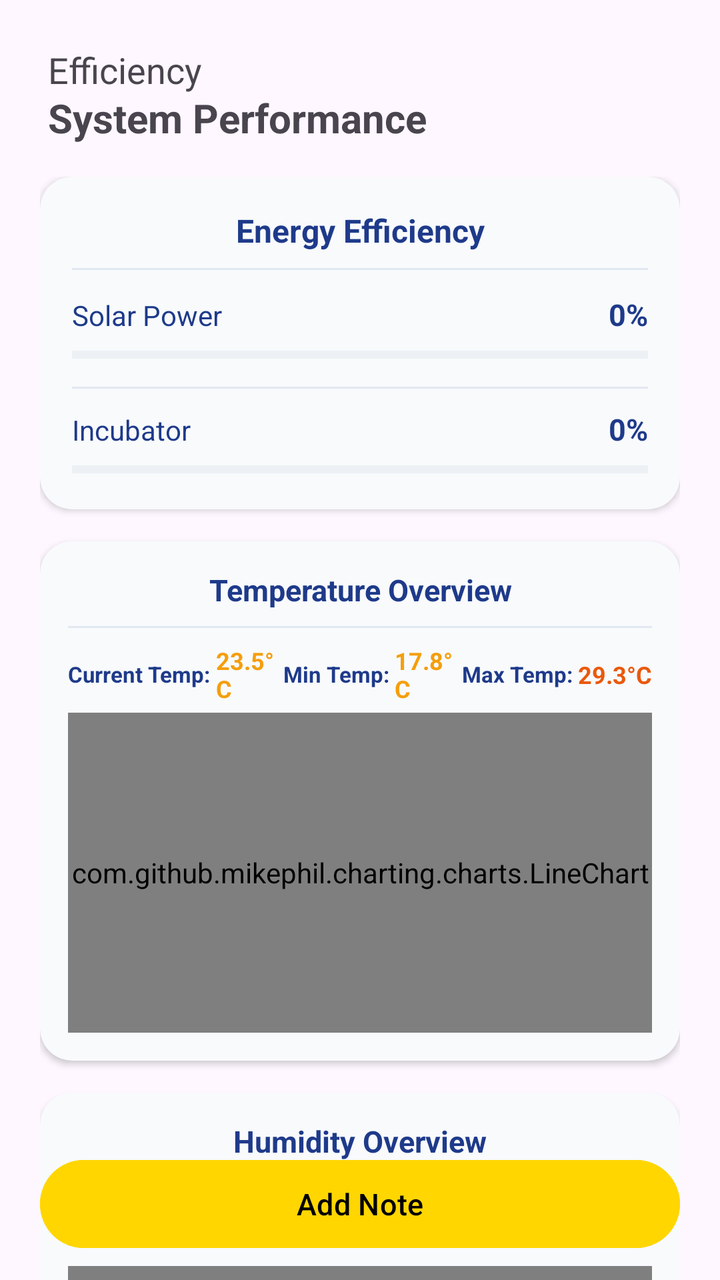
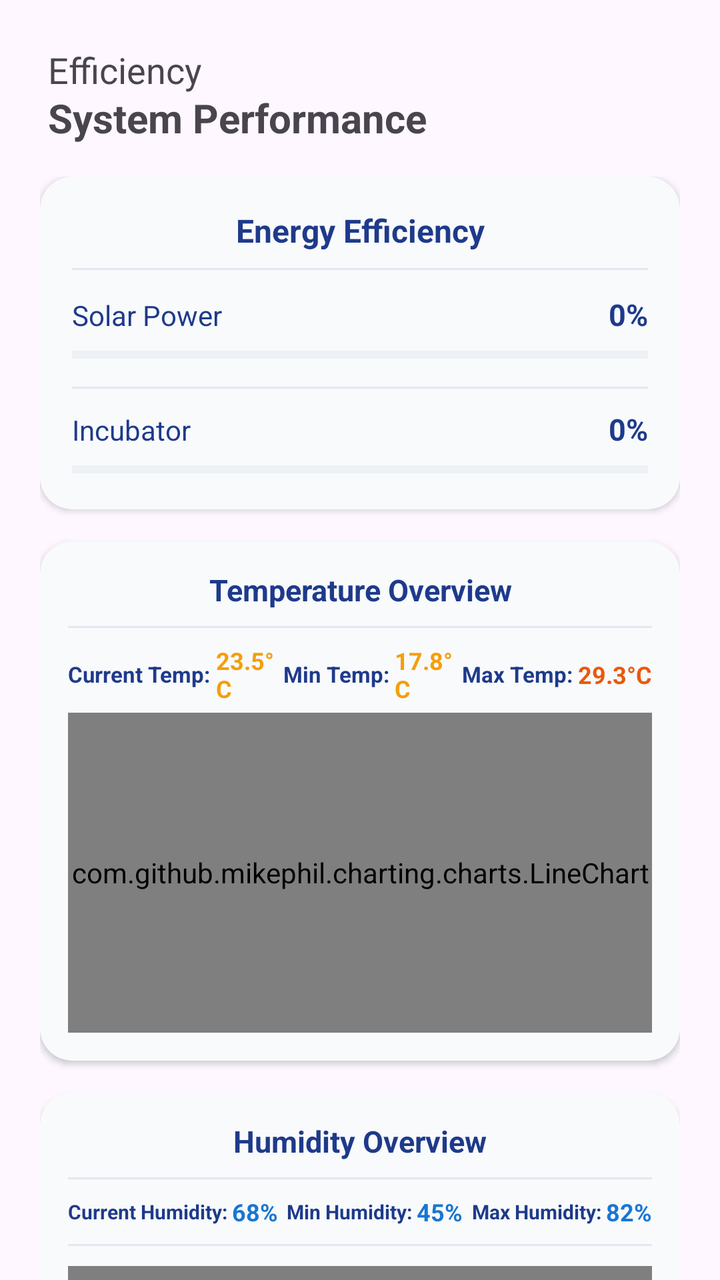

An Android layout rendered at two revisions. The XML below is the earlier revision; the diff shows what the commit changed to produce the second picture.
<!-- AndroidManifest.xml: application theme Theme.ApplicationLayerSoftwareFrameworkforSolarPoweredIoTSystems -->
<!-- res/layout/fragment_efficiency.xml -->
<?xml version="1.0" encoding="utf-8"?>
<FrameLayout xmlns:android="http://schemas.android.com/apk/res/android"
    xmlns:tools="http://schemas.android.com/tools"
    android:layout_width="match_parent"
    android:layout_height="match_parent"
    xmlns:app="http://schemas.android.com/apk/res-auto"
    tools:context=".efficiency">

    <androidx.core.widget.NestedScrollView
        android:layout_width="match_parent"
        android:layout_height="match_parent"
        android:fillViewport="true">


        <androidx.constraintlayout.widget.ConstraintLayout
            android:layout_width="match_parent"
            android:layout_height="match_parent">

            <TextView
                android:layout_width="wrap_content"
                android:layout_height="wrap_content"
                android:layout_marginStart="24dp"
                android:text="@string/efficiency_heading"
                android:textSize="18sp"
                app:layout_constraintBottom_toBottomOf="parent"
                app:layout_constraintStart_toStartOf="parent"
                app:layout_constraintTop_toTopOf="parent"
                app:layout_constraintVertical_bias="0.037" />

            <TextView
                android:id="@+id/eff_subheading"
                android:layout_width="wrap_content"
                android:layout_height="wrap_content"
                android:layout_marginStart="24dp"
                android:text="@string/efficiency_subheading"
                android:textSize="20sp"
                android:textStyle="bold"
                app:layout_constraintBottom_toBottomOf="parent"
                app:layout_constraintStart_toStartOf="parent"
                app:layout_constraintTop_toTopOf="parent"
                app:layout_constraintVertical_bias="0.074" />

            <FrameLayout
                android:id="@+id/usage_container"
                android:layout_width="0dp"
                android:layout_height="0dp"
                android:layout_marginTop="16dp"
                app:layout_constraintBottom_toBottomOf="parent"
                app:layout_constraintEnd_toEndOf="parent"
                app:layout_constraintHorizontal_bias="0.0"
                app:layout_constraintStart_toStartOf="parent"
                app:layout_constraintTop_toBottomOf="@id/eff_subheading"
                app:layout_constraintVertical_bias="0.0">

                <androidx.core.widget.NestedScrollView
                    android:layout_width="match_parent"
                    android:layout_height="match_parent"
                    android:clipToPadding="false"
                    android:paddingBottom="84dp">

                    <LinearLayout
                        android:layout_width="match_parent"
                        android:layout_height="wrap_content"
                        android:orientation="vertical"
                        android:paddingStart="20dp"
                        android:paddingEnd="20dp"
                        android:paddingBottom="16dp">

                        
                        <androidx.cardview.widget.CardView
                            android:layout_width="match_parent"
                            android:layout_height="wrap_content"
                            android:layout_marginBottom="16dp"
                            app:cardBackgroundColor="#F8FAFC"
                            app:cardCornerRadius="16dp"
                            app:cardElevation="2dp">

                            <LinearLayout
                                android:layout_width="match_parent"
                                android:layout_height="wrap_content"
                                android:orientation="vertical"
                                android:padding="16dp">

                                <TextView
                                    android:layout_width="match_parent"
                                    android:layout_height="wrap_content"
                                    android:gravity="center"
                                    android:text="Energy Efficiency"
                                    android:textColor="#1E3A8A"
                                    android:textSize="16sp"
                                    android:textStyle="bold" />

                                <View
                                    android:layout_width="match_parent"
                                    android:layout_height="1dp"
                                    android:layout_marginTop="8dp"
                                    android:layout_marginBottom="12dp"
                                    android:background="#E2E8F0" />

                                
                                <LinearLayout
                                    android:layout_width="match_parent"
                                    android:layout_height="wrap_content"
                                    android:orientation="horizontal">

                                    <TextView
                                        android:layout_width="0dp"
                                        android:layout_height="wrap_content"
                                        android:layout_weight="1"
                                        android:text="Solar Power"
                                        android:textColor="#1E3A8A"
                                        android:textSize="14sp" />

                                    <TextView
                                        android:id="@+id/tvSolarPowerValue"
                                        android:layout_width="wrap_content"
                                        android:layout_height="wrap_content"
                                        android:text="0%"
                                        android:textColor="#1E3A8A"
                                        android:textSize="15sp"
                                        android:textStyle="bold" />
                                </LinearLayout>

                                <ProgressBar
                                    android:id="@+id/pbSolarPower"
                                    style="?android:attr/progressBarStyleHorizontal"
                                    android:layout_width="match_parent"
                                    android:layout_height="8dp"
                                    android:layout_marginTop="6dp"
                                    android:layout_marginBottom="12dp"
                                    android:max="100"
                                    android:progress="0"
                                    android:progressBackgroundTint="#CBD5E1"
                                    android:progressTint="#F59E0B" />

                                <View
                                    android:layout_width="match_parent"
                                    android:layout_height="1dp"
                                    android:layout_marginBottom="10dp"
                                    android:background="#E2E8F0" />

                                
                                <LinearLayout
                                    android:layout_width="match_parent"
                                    android:layout_height="wrap_content"
                                    android:orientation="horizontal">

                                    <TextView
                                        android:layout_width="0dp"
                                        android:layout_height="wrap_content"
                                        android:layout_weight="1"
                                        android:text="Incubator"
                                        android:textColor="#1E3A8A"
                                        android:textSize="14sp" />

                                    <TextView
                                        android:id="@+id/tvIncubatorValue"
                                        android:layout_width="wrap_content"
                                        android:layout_height="wrap_content"
                                        android:text="0%"
                                        android:textColor="#1E3A8A"
                                        android:textSize="15sp"
                                        android:textStyle="bold" />
                                </LinearLayout>

                                <ProgressBar
                                    android:id="@+id/pbIncubator"
                                    style="?android:attr/progressBarStyleHorizontal"
                                    android:layout_width="match_parent"
                                    android:layout_height="8dp"
                                    android:layout_marginTop="6dp"
                                    android:max="100"
                                    android:progress="0"
                                    android:progressBackgroundTint="#CBD5E1"
                                    android:progressTint="#4CAF50" />

                            </LinearLayout>
                        </androidx.cardview.widget.CardView>

                        
                        <androidx.cardview.widget.CardView
                            android:layout_width="match_parent"
                            android:layout_height="wrap_content"
                            android:layout_marginBottom="16dp"
                            app:cardBackgroundColor="#F8FAFC"
                            app:cardCornerRadius="16dp"
                            app:cardElevation="2dp">

                            <LinearLayout
                                android:layout_width="match_parent"
                                android:layout_height="wrap_content"
                                android:orientation="vertical"
                                android:padding="14dp">

                                <TextView
                                    android:layout_width="match_parent"
                                    android:layout_height="wrap_content"
                                    android:gravity="center"
                                    android:text="Temperature Overview"
                                    android:textColor="#1E3A8A"
                                    android:textSize="15sp"
                                    android:textStyle="bold" />

                                <View
                                    android:layout_width="match_parent"
                                    android:layout_height="1dp"
                                    android:layout_marginTop="8dp"
                                    android:layout_marginBottom="8dp"
                                    android:background="#E2E8F0" />

                                
                                <LinearLayout
                                    android:layout_width="match_parent"
                                    android:layout_height="wrap_content"
                                    android:gravity="center_vertical"
                                    android:orientation="horizontal">

                                    <TextView
                                        android:layout_width="wrap_content"
                                        android:layout_height="wrap_content"
                                        android:text="Current Temp: "
                                        android:textColor="#1E3A8A"
                                        android:textSize="11sp"
                                        android:textStyle="bold" />

                                    <TextView
                                        android:id="@+id/tvCurrentTemp"
                                        android:layout_width="0dp"
                                        android:layout_height="wrap_content"
                                        android:layout_weight="1"
                                        android:text="23.5°C"
                                        android:textColor="#F59E0B"
                                        android:textSize="12sp"
                                        android:textStyle="bold" />

                                    <TextView
                                        android:layout_width="wrap_content"
                                        android:layout_height="wrap_content"
                                        android:text="Min Temp: "
                                        android:textColor="#1E3A8A"
                                        android:textSize="11sp"
                                        android:textStyle="bold" />

                                    <TextView
                                        android:id="@+id/tvMinTemp"
                                        android:layout_width="0dp"
                                        android:layout_height="wrap_content"
                                        android:layout_weight="1"
                                        android:text="17.8°C"
                                        android:textColor="#F59E0B"
                                        android:textSize="12sp"
                                        android:textStyle="bold" />

                                    <TextView
                                        android:layout_width="wrap_content"
                                        android:layout_height="wrap_content"
                                        android:text="Max Temp: "
                                        android:textColor="#1E3A8A"
                                        android:textSize="11sp"
                                        android:textStyle="bold" />

                                    <TextView
                                        android:id="@+id/tvMaxTemp"
                                        android:layout_width="wrap_content"
                                        android:layout_height="wrap_content"
                                        android:text="29.3°C"
                                        android:textColor="#EA580C"
                                        android:textSize="12sp"
                                        android:textStyle="bold" />
                                </LinearLayout>

                                <com.github.mikephil.charting.charts.LineChart
                                    android:id="@+id/temperatureChart"
                                    android:layout_width="match_parent"
                                    android:layout_height="160dp"
                                    android:layout_marginTop="4dp" />

                            </LinearLayout>
                        </androidx.cardview.widget.CardView>

                        
                        <androidx.cardview.widget.CardView
                            android:layout_width="match_parent"
                            android:layout_height="wrap_content"
                            app:cardBackgroundColor="#F8FAFC"
                            app:cardCornerRadius="16dp"
                            app:cardElevation="2dp">

                            <LinearLayout
                                android:layout_width="match_parent"
                                android:layout_height="wrap_content"
                                android:orientation="vertical"
                                android:padding="14dp">

                                <TextView
                                    android:layout_width="match_parent"
                                    android:layout_height="wrap_content"
                                    android:gravity="center"
                                    android:text="Humidity Overview"
                                    android:textColor="#1E3A8A"
                                    android:textSize="15sp"
                                    android:textStyle="bold" />

                                <View
                                    android:layout_width="match_parent"
                                    android:layout_height="1dp"
                                    android:layout_marginTop="8dp"
                                    android:layout_marginBottom="8dp"
                                    android:background="#E2E8F0" />

                                
                                <LinearLayout
                                    android:layout_width="match_parent"
                                    android:layout_height="wrap_content"
                                    android:gravity="center_vertical"
                                    android:orientation="horizontal">

                                    <TextView
                                        android:layout_width="wrap_content"
                                        android:layout_height="wrap_content"
                                        android:text="Current Humidity: "
                                        android:textColor="#1E3A8A"
                                        android:textSize="10sp"
                                        android:textStyle="bold" />

                                    <TextView
                                        android:id="@+id/tvCurrentHumidity"
                                        android:layout_width="0dp"
                                        android:layout_height="wrap_content"
                                        android:layout_weight="1"
                                        android:text="68%"
                                        android:textColor="#1976D2"
                                        android:textSize="12sp"
                                        android:textStyle="bold" />

                                    <TextView
                                        android:layout_width="wrap_content"
                                        android:layout_height="wrap_content"
                                        android:text="Min Humidity: "
                                        android:textColor="#1E3A8A"
                                        android:textSize="10sp"
                                        android:textStyle="bold" />

                                    <TextView
                                        android:id="@+id/tvMinHumidity"
                                        android:layout_width="0dp"
                                        android:layout_height="wrap_content"
                                        android:layout_weight="1"
                                        android:text="45%"
                                        android:textColor="#1976D2"
                                        android:textSize="12sp"
                                        android:textStyle="bold" />

                                    <TextView
                                        android:layout_width="wrap_content"
                                        android:layout_height="wrap_content"
                                        android:text="Max Humidity: "
                                        android:textColor="#1E3A8A"
                                        android:textSize="10sp"
                                        android:textStyle="bold" />

                                    <TextView
                                        android:id="@+id/tvMaxHumidity"
                                        android:layout_width="wrap_content"
                                        android:layout_height="wrap_content"
                                        android:text="82%"
                                        android:textColor="#1976D2"
                                        android:textSize="12sp"
                                        android:textStyle="bold" />
                                </LinearLayout>

                                <View
                                    android:layout_width="match_parent"
                                    android:layout_height="1dp"
                                    android:layout_marginTop="8dp"
                                    android:layout_marginBottom="6dp"
                                    android:background="#E2E8F0" />

                                <com.github.mikephil.charting.charts.LineChart
                                    android:id="@+id/humidityChart"
                                    android:layout_width="match_parent"
                                    android:layout_height="160dp"
                                    android:layout_marginTop="4dp" />

                            </LinearLayout>
                        </androidx.cardview.widget.CardView>

                    </LinearLayout>
                </androidx.core.widget.NestedScrollView>

                <Button
                    android:id="@+id/btnAddNote"
                    android:layout_width="match_parent"
                    android:layout_height="52dp"
                    android:layout_gravity="bottom"
                    android:layout_marginStart="20dp"
                    android:layout_marginEnd="20dp"
                    android:layout_marginBottom="12dp"
                    android:backgroundTint="#FFD600"
                    android:text="Add Note"
                    android:textAllCaps="false"
                    android:textColor="#000000"
                    android:textSize="15sp" />

            </FrameLayout>

        </androidx.constraintlayout.widget.ConstraintLayout>


    </androidx.core.widget.NestedScrollView>

</FrameLayout>
<!-- resources referenced by this layout -->
<resources>
  <string name="efficiency_heading">Efficiency</string>
  <string name="efficiency_subheading">System Performance</string>
  <style name="Theme.ApplicationLayerSoftwareFrameworkforSolarPoweredIoTSystems" parent="Base.Theme.ApplicationLayerSoftwareFrameworkforSolarPoweredIoTSystems" />
  <style name="Base.Theme.ApplicationLayerSoftwareFrameworkforSolarPoweredIoTSystems" parent="Theme.Material3.DayNight.NoActionBar">
          
          
      </style>
</resources>

<!-- the commit's change to res/layout/fragment_efficiency.xml (unified diff, before → after) -->
@@ -388,20 +388,6 @@
                     </LinearLayout>
                 </androidx.core.widget.NestedScrollView>
 
-                <Button
-                    android:id="@+id/btnAddNote"
-                    android:layout_width="match_parent"
-                    android:layout_height="52dp"
-                    android:layout_gravity="bottom"
-                    android:layout_marginStart="20dp"
-                    android:layout_marginEnd="20dp"
-                    android:layout_marginBottom="12dp"
-                    android:backgroundTint="#FFD600"
-                    android:text="Add Note"
-                    android:textAllCaps="false"
-                    android:textColor="#000000"
-                    android:textSize="15sp" />
-
             </FrameLayout>
 
         </androidx.constraintlayout.widget.ConstraintLayout>
